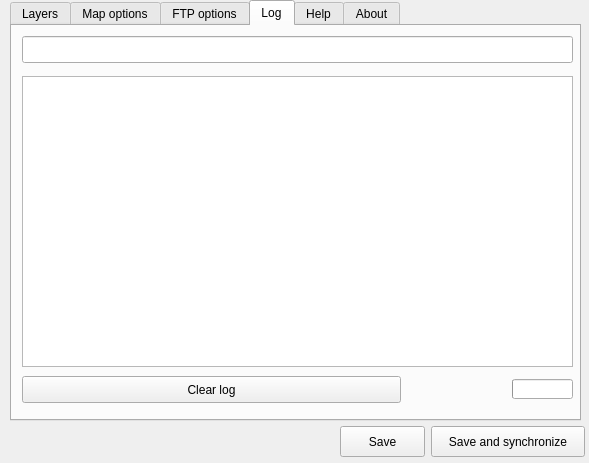
Old version of the form ui_lizmap.ui in the repository 3liz/lizmap-plugin.
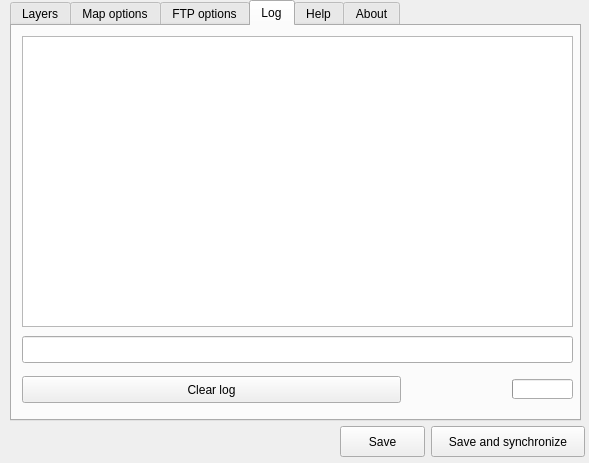
New version of the form. The open tabs and pages were chosen to show the change.

Commit message: Ui - tab reordering

What changed in the file:
```diff
--- a/ui_lizmap.ui
+++ b/ui_lizmap.ui
@@ -484,7 +484,7 @@
      <property name="geometry">
       <rect>
        <x>10</x>
-       <y>50</y>
+       <y>10</y>
        <width>551</width>
        <height>291</height>
       </rect>
@@ -500,7 +500,7 @@
      <property name="geometry">
       <rect>
        <x>10</x>
-       <y>10</y>
+       <y>310</y>
        <width>551</width>
        <height>27</height>
       </rect>
```
Left out of the diff: 19 changed lines with no effect on the pictures. The commit also changes 1 other file.
